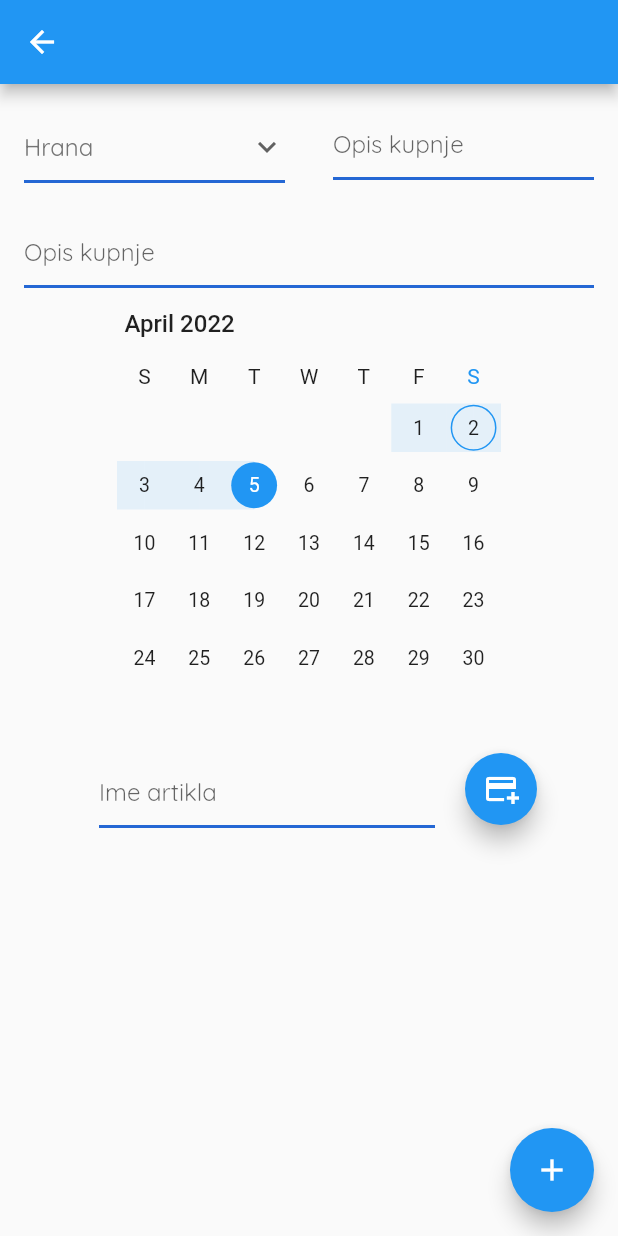
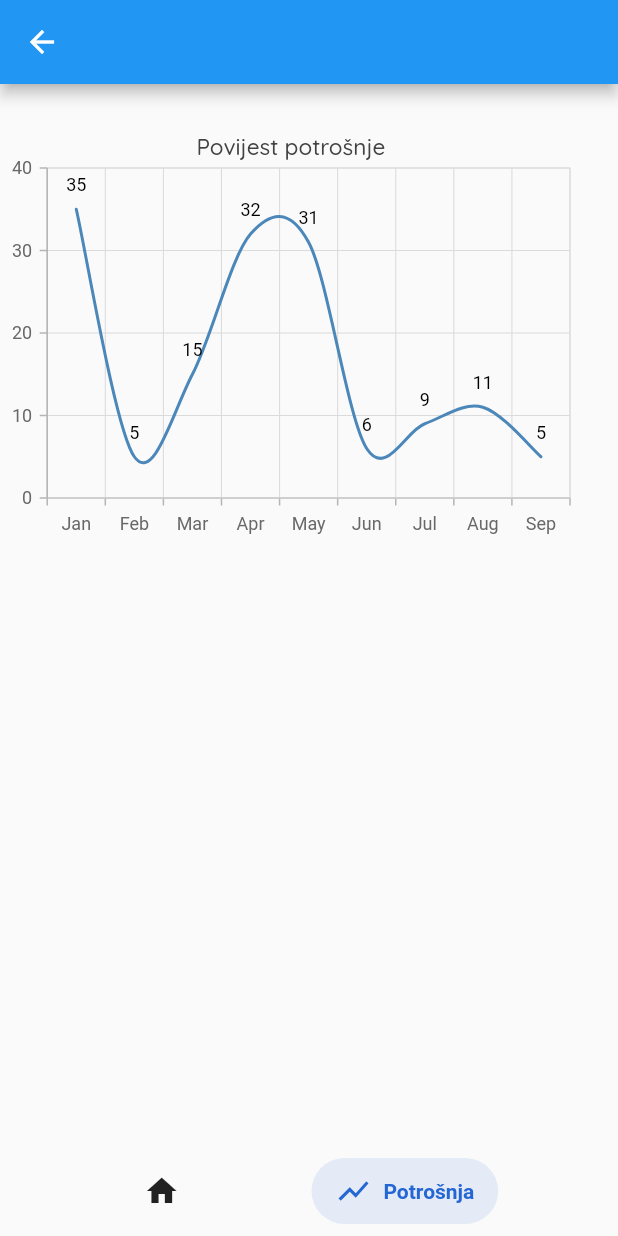
Before and after one commit to foivz/24sata-hackathon-2022-repo1-bpkk, a Flutter app: the screen it shows after launch, item 2 of the bottom bar chosen, on a phone screen of 412 x 824 dp. Run offline on Flutter 3.47's test engine with Material 2 defaults, Android fonts, the phone set to English and light mode, and no system bars; drawn by our look-alikes of salomon_bottom_bar, syncfusion_flutter_datepicker; our stand-ins replace google_fonts, syncfusion_flutter_charts.

Commit message:
Chart Page --> postoji (history)

```diff
--- a/flutter_code/lib/main.dart
+++ b/flutter_code/lib/main.dart
@@ -6,6 +6,7 @@ import 'custom_colors.dart';
 import 'widgets/card.dart';
 
 import 'screens/add_screen.dart';
+import 'screens/chart_history_screen.dart';
 
 void main() {
   runApp(const MyApp());
@@ -70,7 +71,7 @@ class _MyHomePageState extends State<MyHomePage> {
           _currentIndex = i;
 
           if (_currentIndex == 1){
-            Navigator.push(context, MaterialPageRoute(builder: (context) => DodajTrosak())).then((value) => setState(() {_currentIndex = 0;}));
+            Navigator.push(context, MaterialPageRoute(builder: (context) => HistoryChart())).then((value) => setState(() {_currentIndex = 0;}));
 
           }
         }),
--- /dev/null
+++ b/flutter_code/lib/screens/chart_history_screen.dart
@@ -0,0 +1,92 @@
+import 'package:flutter/material.dart';
+import 'package:google_fonts/google_fonts.dart';
+import 'package:syncfusion_flutter_charts/charts.dart';
+import 'package:syncfusion_flutter_charts/sparkcharts.dart';
+import 'package:salomon_bottom_bar/salomon_bottom_bar.dart';
+import '../custom_colors.dart';
+
+class HistoryChart extends StatefulWidget{
+
+  @override
+  _HistoryChart createState() => _HistoryChart();
+}
+
+class _HistoryChart extends State<HistoryChart>{
+  int _currentIndex = 1;
+
+  List<_SalesData> data = [
+    _SalesData('Jan', 35),
+    _SalesData('Feb', 5),
+    _SalesData('Mar', 15),
+    _SalesData('Apr', 32),
+    _SalesData('May', 31),
+    _SalesData('Jun', 6),
+    _SalesData('Jul', 9),
+    _SalesData('Aug', 11),
+    _SalesData('Sep', 5),
+  ];
+
+  @override
+  Widget build(BuildContext context) {
+    return Scaffold(
+      appBar: AppBar(),
+      body: Column(
+        mainAxisSize: MainAxisSize.max,
+        children: [
+          //Initialize the chart widget
+          SfCartesianChart(
+            margin: EdgeInsets.fromLTRB(8, 32, 32, 0),
+            primaryXAxis: CategoryAxis(),
+            // Chart title
+            title: ChartTitle(text: 'Povijest potrošnje', textStyle: GoogleFonts.quicksand(fontWeight: FontWeight.w500)),
+            // Enable legend
+            legend: Legend(isVisible: false),
+            // Enable tooltip
+            tooltipBehavior: TooltipBehavior(enable: false),
+            series: <ChartSeries<_SalesData, String>>[
+              SplineSeries<_SalesData, String>(
+                  dataSource: data,
+                  xValueMapper: (_SalesData sales, _) => sales.year,
+                  yValueMapper: (_SalesData sales, _) => sales.sales,
+                  name: "",
+                  // Enable data label
+                  dataLabelSettings: DataLabelSettings(isVisible: true))
+            ]
+          ),
+      ]),
+      bottomNavigationBar: SalomonBottomBar(
+        currentIndex: _currentIndex,
+        onTap: (i) => setState(() {
+          _currentIndex = i;
+
+          if (_currentIndex == 1){
+            Navigator.push(context, MaterialPageRoute(builder: (context) => HistoryChart())).then((value) => setState(() {_currentIndex = 0;}));
+
+          }
+        }),
+        items: [
+          /// Home
+          SalomonBottomBarItem(
+            icon: Icon(Icons.home),
+            title: Text("Troškovi"),
+            selectedColor: CustomColor().mainColor,
+          ),
+
+          /// Likes
+          SalomonBottomBarItem(
+            icon: Icon(Icons.show_chart_outlined),
+            title: Text("Potrošnja"),
+            selectedColor: CustomColor().mainColor,
+          ),
+        ],
+      ),
+    );
+  }
+}
+
+class _SalesData {
+  _SalesData(this.year, this.sales);
+
+  final String year;
+  final double sales;
+}
--- a/flutter_code/pubspec.yaml
+++ b/flutter_code/pubspec.yaml
@@ -33,7 +33,8 @@ dependencies:
   salomon_bottom_bar: ^3.3.0
   google_fonts: ^2.3.1
   syncfusion_flutter_datepicker: ^19.4.56
-
+  syncfusion_flutter_charts: ^19.4.56
+  charts_painter: ^2.0.0+1
 
   # The following adds the Cupertino Icons font to your application.
   # Use with the CupertinoIcons class for iOS style icons.
```
Also changed, not shown: flutter_code/pubspec.lock.
